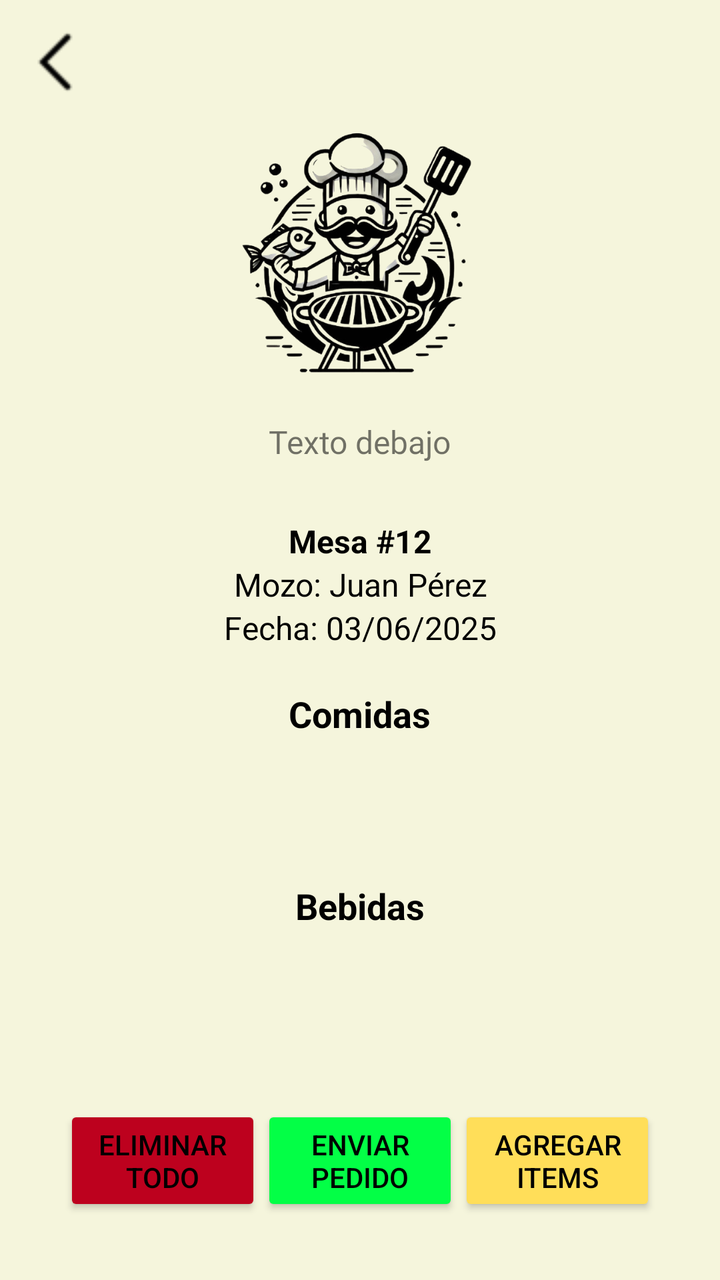
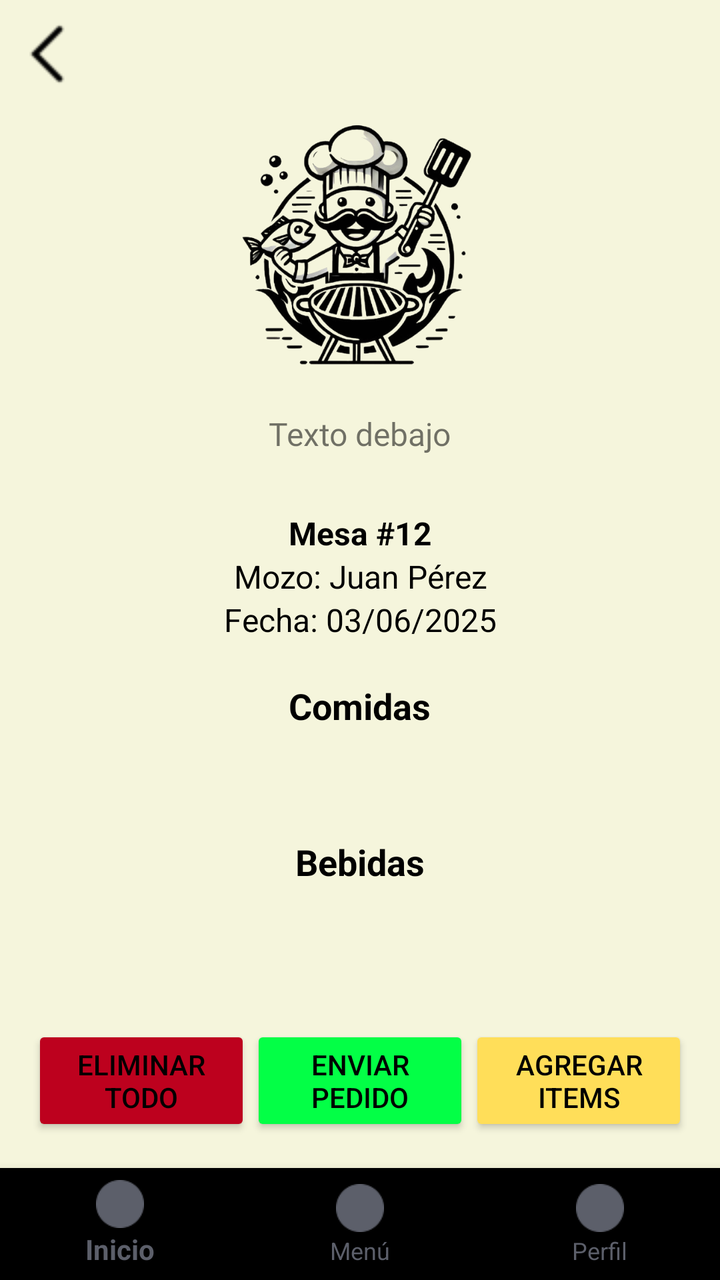

The first picture is an Android layout as it rendered before a commit; the second is the same layout after the commit. The layout source and the unified diff follow.
<!-- AndroidManifest.xml: application theme Theme.Practica_04 -->
<!-- res/layout/activity_6_pedido.xml -->
<?xml version="1.0" encoding="utf-8"?>
<LinearLayout xmlns:android="http://schemas.android.com/apk/res/android"
    xmlns:app="http://schemas.android.com/apk/res-auto"
    android:layout_width="match_parent"
    android:layout_height="match_parent"
    android:orientation="vertical"
    android:padding="16dp"
    android:gravity="center_horizontal"
    android:background="#F5F5DC">

    <ImageButton
        android:id="@+id/btnBack"
        android:layout_width="wrap_content"
        android:layout_height="wrap_content"
        android:background="@android:color/transparent"
        android:src="@drawable/back_icon"
        android:layout_gravity="start"
        android:layout_marginBottom="12dp"/>

    <include
        android:id="@+id/textPedido"
        layout="@layout/componente_imagen_logo"/>

    <LinearLayout
        android:layout_width="match_parent"
        android:layout_height="wrap_content"
        android:orientation="vertical"
        android:padding="12dp"
        android:gravity="center"
        android:layout_marginBottom="8dp"> 

        <TextView
            android:id="@+id/textMesaNumero"
            android:layout_width="match_parent"
            android:layout_height="wrap_content"
            android:text="Mesa #12"
            android:textSize="16sp"
            android:textStyle="bold"
            android:textColor="@android:color/black"
            android:gravity="center"/>

        <TextView
            android:id="@+id/textMozo"
            android:layout_width="match_parent"
            android:layout_height="wrap_content"
            android:text="Mozo: Juan Pérez"
            android:textSize="16sp"
            android:textColor="@android:color/black"
            android:gravity="center"/>

        <TextView
            android:id="@+id/textFecha"
            android:layout_width="match_parent"
            android:layout_height="wrap_content"
            android:text="Fecha: 03/06/2025"
            android:textSize="16sp"
            android:textColor="@android:color/black"
            android:gravity="center"/>
    </LinearLayout>


    
    <TextView
        android:layout_width="wrap_content"
        android:layout_height="wrap_content"
        android:text="Comidas"
        android:textSize="18sp"
        android:textStyle="bold"
        android:textColor="@android:color/black"/>

    <androidx.recyclerview.widget.RecyclerView
        android:id="@+id/recyclerComidas"
        android:layout_width="match_parent"
        android:layout_height="0dp"
        android:layout_weight="1"
        android:paddingBottom="8dp"/>

    
    <TextView
        android:layout_width="wrap_content"
        android:layout_height="wrap_content"
        android:text="Bebidas"
        android:textSize="18sp"
        android:textStyle="bold"
        android:textColor="@android:color/black"/>

    <androidx.recyclerview.widget.RecyclerView
        android:id="@+id/recyclerBebidas"
        android:layout_width="match_parent"
        android:layout_height="0dp"
        android:layout_weight="1"
        android:paddingBottom="8dp"/>
    <LinearLayout
        android:layout_width="match_parent"
        android:layout_height="wrap_content"
        android:orientation="horizontal"
        android:gravity="center"
        android:padding="16dp">

        <Button
            android:id="@+id/btnEliminarTodo"
            android:layout_width="0dp"
            android:layout_height="wrap_content"
            android:layout_weight="1"
            android:text="Eliminar Todo"
            android:fillViewport="true"
            android:textColor="@color/black"
            android:backgroundTint="@color/red_background"
            />

        <Button
            android:id="@+id/btnEnviarPedido"
            android:layout_width="0dp"
            android:layout_height="wrap_content"
            android:layout_weight="1"
            android:text="Enviar Pedido"
            android:fillViewport="true"
            android:backgroundTint="@color/green_second"
            android:textColor="@android:color/black"/>

        <Button
            android:id="@+id/btnAgregarProductos"
            android:layout_width="0dp"
            android:layout_height="wrap_content"
            android:layout_weight="1"
            android:text="Agregar Items"
            android:fillViewport="true"
            android:backgroundTint="@color/yellow_background"
            android:textColor="@android:color/black"/>
    </LinearLayout>

</LinearLayout>
<!-- res/layout/componente_imagen_logo.xml (included above) -->
<?xml version="1.0" encoding="utf-8"?>
<LinearLayout xmlns:android="http://schemas.android.com/apk/res/android"
    android:layout_width="wrap_content"
    android:layout_height="wrap_content"
    android:orientation="vertical"
    android:gravity="center_horizontal">

    <ImageView
        android:id="@+id/logo"
        android:layout_width="136dp"
        android:layout_height="136dp"
        android:src="@drawable/logo2"
        android:contentDescription="Imagen personalizada"
        android:layout_marginBottom="16dp"/>

    <TextView
        android:id="@+id/texto"
        android:layout_width="wrap_content"
        android:layout_height="wrap_content"
        android:text="Texto debajo"
        android:textSize="16sp"
        android:fontFamily="@font/inter_semibold"
        android:layout_marginBottom="16dp"/>
</LinearLayout>
<!-- resources referenced by this layout -->
<resources>
  <color name="black">#FF000000</color>
  <color name="green_second">#03FF46</color>
  <color name="red_background">#BD011E</color>
  <color name="yellow_background">#FFDE59</color>
  <!-- drawable back_icon: png bitmap (drawable, 637 bytes) -->
  <!-- drawable logo2: png bitmap (drawable, 216596 bytes) -->
  <style name="Theme.Practica_04" parent="Theme.AppCompat.Light.NoActionBar" />
</resources>

<!-- the commit's change to res/layout/activity_6_pedido.xml (unified diff, before → after) -->
@@ -4,7 +4,7 @@
     android:layout_width="match_parent"
     android:layout_height="match_parent"
     android:orientation="vertical"
-    android:padding="16dp"
+    android:fitsSystemWindows="true"
     android:gravity="center_horizontal"
     android:background="#F5F5DC">
 
@@ -15,7 +15,7 @@
         android:background="@android:color/transparent"
         android:src="@drawable/back_icon"
         android:layout_gravity="start"
-        android:layout_marginBottom="12dp"/>
+        android:layout_margin="12dp"/>
 
     <include
         android:id="@+id/textPedido"
@@ -128,6 +128,15 @@
             android:backgroundTint="@color/yellow_background"
             android:textColor="@android:color/black"/>
     </LinearLayout>
+    <com.google.android.material.bottomnavigation.BottomNavigationView
+        android:id="@+id/bottomNav"
+        android:layout_width="match_parent"
+        android:layout_height="wrap_content"
+        android:background="@color/black"
+        app:menu="@menu/menu_navigation"
+        app:itemIconTint="@color/gray_background"
+        app:itemTextColor="@color/gray_background"/>
+
 
 </LinearLayout>
 <!-- res/layout/componente_imagen_logo.xml (included above) -->
<!-- resource entries referenced after the edit -->
@@ -1,11 +1,14 @@
 <!-- resources referenced by this layout -->
 <resources>
   <color name="black">#FF000000</color>
+  <color name="gray_background">#5C5F6A</color>
   <color name="green_second">#03FF46</color>
   <color name="red_background">#BD011E</color>
   <color name="yellow_background">#FFDE59</color>
   <!-- drawable back_icon: png bitmap (drawable, 637 bytes) -->
   <!-- drawable logo2: png bitmap (drawable, 216596 bytes) -->
-  <style name="Theme.Practica_04" parent="Theme.AppCompat.Light.NoActionBar" />
+  <style name="Theme.Practica_04" parent="Theme.AppCompat.Light.NoActionBar">
+          <item name="android:windowTranslucentStatus">true</item>
+      </style>
 </resources>
 
